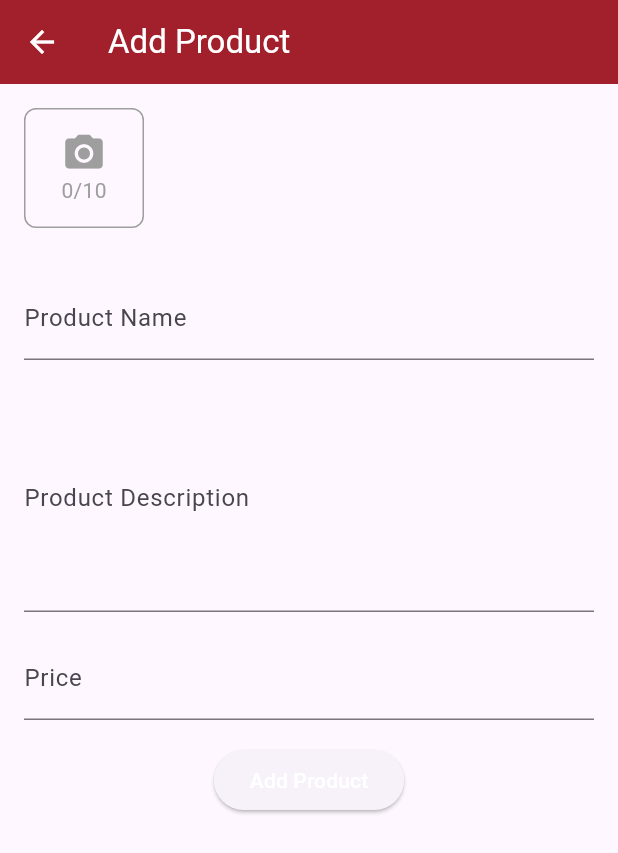
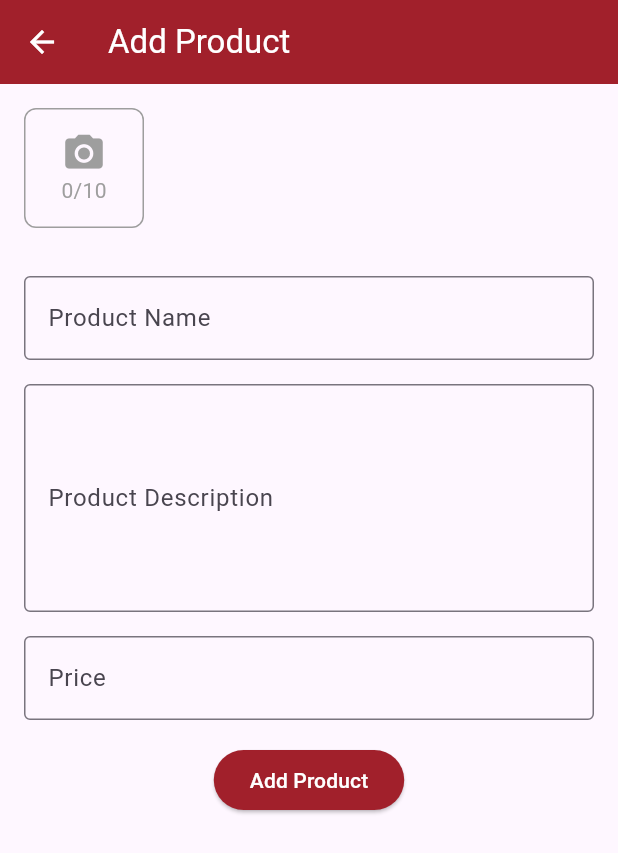
Before and after one commit to Jungwoo-Ryu/badger-market-app, a Flutter app: the PostProductScreen screen opened directly, on a phone screen of 412 x 824 dp. Shown: the top 853 px of the screen. Run offline on Flutter 3.47's test engine with Material 3 defaults, Android fonts, the phone set to English and light mode, and no system bars; our stand-ins replace cloud_firestore, firebase_auth, firebase_core, image_picker; accounts and stored records are empty; generated files the repository leaves out were written again; network calls fail.

Commit message:
input box outline added

```diff
--- a/lib/page/post_product_screen.dart
+++ b/lib/page/post_product_screen.dart
@@ -150,7 +150,11 @@ class _PostProductScreenState extends State<PostProductScreen> {
                 const SizedBox(height: 16),
                 TextFormField(
                   controller: _nameController,
-                  decoration: InputDecoration(labelText: 'Product Name'),
+                  decoration: InputDecoration(
+                    border: OutlineInputBorder(),
+                    hintText: 'Enter a product name',
+                    labelText: 'Product Name'
+                    ),
                   validator: (value) {
                     if (value == null || value.isEmpty) {
                       return 'Please enter a product name';
@@ -161,7 +165,10 @@ class _PostProductScreenState extends State<PostProductScreen> {
                 const SizedBox(height: 16),
                 TextFormField(
                   controller: _descriptionController,
-                  decoration: InputDecoration(labelText: 'Product Description'),
+                  decoration: InputDecoration(
+                    border: OutlineInputBorder(),
+                    labelText: 'Product Description'
+                    ),
                   maxLines: 5,
                   keyboardType: TextInputType.multiline,
                   validator: (value) {
@@ -174,7 +181,10 @@ class _PostProductScreenState extends State<PostProductScreen> {
                 const SizedBox(height: 16),
                 TextFormField(
                   controller: _priceController,
-                  decoration: InputDecoration(labelText: 'Price'),
+                  decoration: InputDecoration(
+                    labelText: 'Price',
+                    border: OutlineInputBorder(),
+                  ),
                   keyboardType: TextInputType.number,
                   inputFormatters: [
                     // Add input formatter to format the price
@@ -200,6 +210,9 @@ class _PostProductScreenState extends State<PostProductScreen> {
                 Center(
                   child: ElevatedButton(
                     onPressed: _submitProduct,
+                    style: ElevatedButton.styleFrom(
+                      backgroundColor: const Color.fromRGBO(161, 32, 43, 1), // Set button color
+                    ),
                     child: Text(
                       'Add Product',
                       style: TextStyle(color: Colors.white),
```
Also changed, not shown: lib/cart/custom_form.dart (added, +32 -0 lines).
